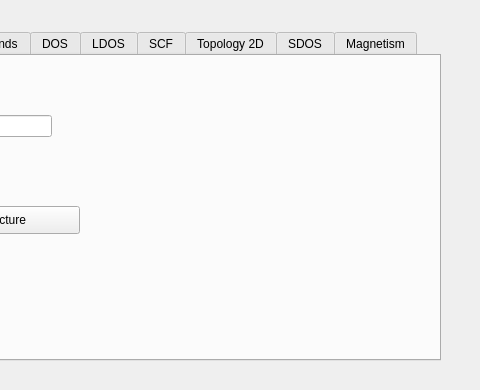
Above: development/interface-pyqt/2d/interface.ui from joselado/quantum-honeycomp before the change; both pictures show x 500 to 980 and y 0 to 390 of the 980 by 600 pixel window. Below: the same form after it.
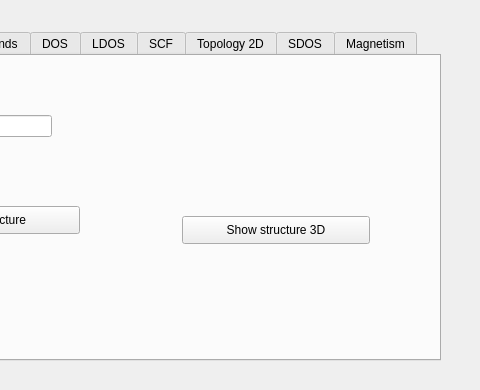
That is the form after the change. The open tabs and pages were chosen to show the change.

What changed in the file:
```diff
--- a/development/interface-pyqt/2d/interface.ui
+++ b/development/interface-pyqt/2d/interface.ui
@@ -362,6 +362,19 @@
        </item>
       </layout>
      </widget>
+     <widget class="QPushButton" name="show_structure_3d">
+      <property name="geometry">
+       <rect>
+        <x>370</x>
+        <y>160</y>
+        <width>188</width>
+        <height>28</height>
+       </rect>
+      </property>
+      <property name="text">
+       <string>Show structure 3D</string>
+      </property>
+     </widget>
     </widget>
     <widget class="QWidget" name="tab_5">
      <attribute name="title">
```
Left out of the diff: 2 changed lines with no effect on the pictures.
